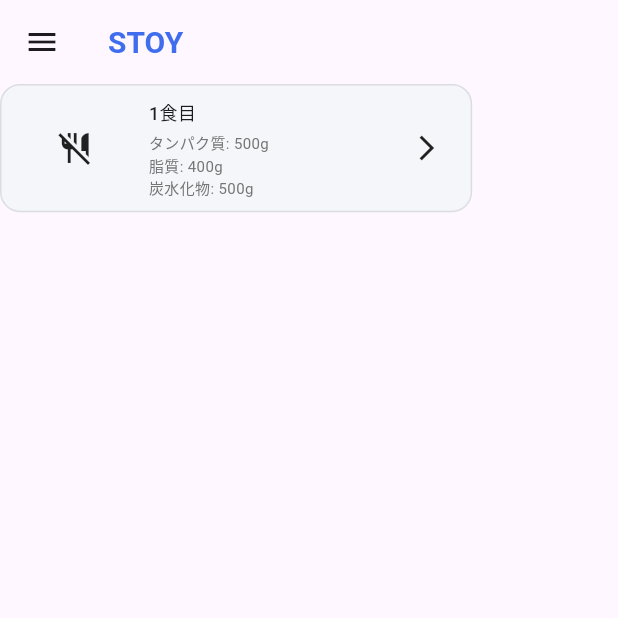
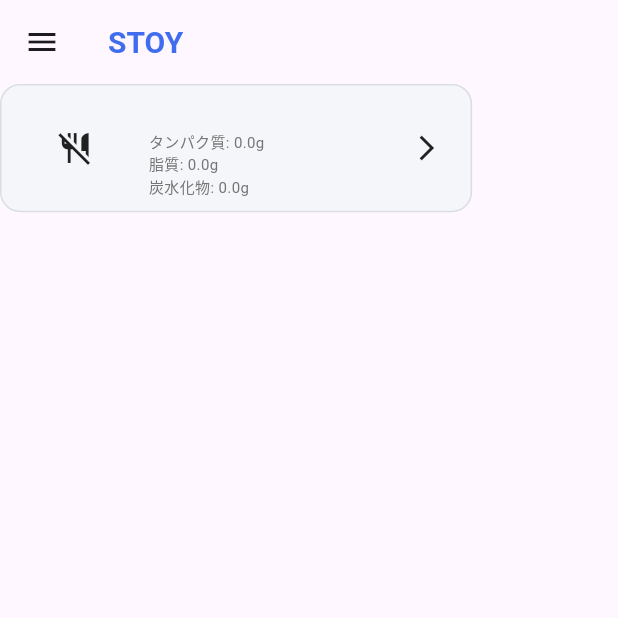
Before and after one commit to iori2513/stoy-flutter, a Flutter app: the screen it shows once a user with an empty profile is signed in, on a phone screen of 412 x 824 dp, the top half of it. Run offline on Flutter 3.47's test engine with Material 3 defaults, Android fonts, the phone set to English and light mode, and no system bars; drawn by our look-alikes of persistent_bottom_nav_bar; our stand-ins replace cloud_firestore, equatable, firebase_auth, firebase_core, firebase_storage, flutter_riverpod and 3 more; missing offline and left inert: flutter_calendar_week; accounts and stored records are empty; generated files the repository leaves out were written again.

Commit message:
fix: diet panel

```diff
--- a/lib/presentation/widgets/diet/diet_panel.dart
+++ b/lib/presentation/widgets/diet/diet_panel.dart
@@ -30,7 +30,7 @@ class DietPanel extends StatelessWidget {
                 BoxDecoration(borderRadius: BorderRadius.circular(15.h)),
             child: diet.photoUrl.isNotEmpty
                 ? Image.network(diet.photoUrl)
-                : Icon(Icons.no_meals),
+                : const Icon(Icons.no_meals),
           ),
           SizedBox(
             width: 10.w,
@@ -41,24 +41,25 @@ class DietPanel extends StatelessWidget {
               SizedBox(
                 height: 10.h,
               ),
-              const Text(
-                '1食目',
-                style: TextStyle(fontWeight: FontWeight.w500, fontSize: 12),
+              Text(
+                diet.title,
+                style:
+                    const TextStyle(fontWeight: FontWeight.w500, fontSize: 12),
               ),
               SizedBox(
                 height: 5.h,
               ),
-              const Text(
-                'タンパク質: 500g',
-                style: TextStyle(fontSize: 10, color: AppColor.textGrey),
+              Text(
+                'タンパク質: ${diet.nutrition.protein}g',
+                style: const TextStyle(fontSize: 10, color: AppColor.textGrey),
               ),
-              const Text(
-                '脂質: 400g',
-                style: TextStyle(fontSize: 10, color: AppColor.textGrey),
+              Text(
+                '脂質: ${diet.nutrition.fat}g',
+                style: const TextStyle(fontSize: 10, color: AppColor.textGrey),
               ),
-              const Text(
-                '炭水化物: 500g',
-                style: TextStyle(fontSize: 10, color: AppColor.textGrey),
+              Text(
+                '炭水化物: ${diet.nutrition.carbohydrates}g',
+                style: const TextStyle(fontSize: 10, color: AppColor.textGrey),
               ),
               SizedBox(
                 height: 10.h,
```
